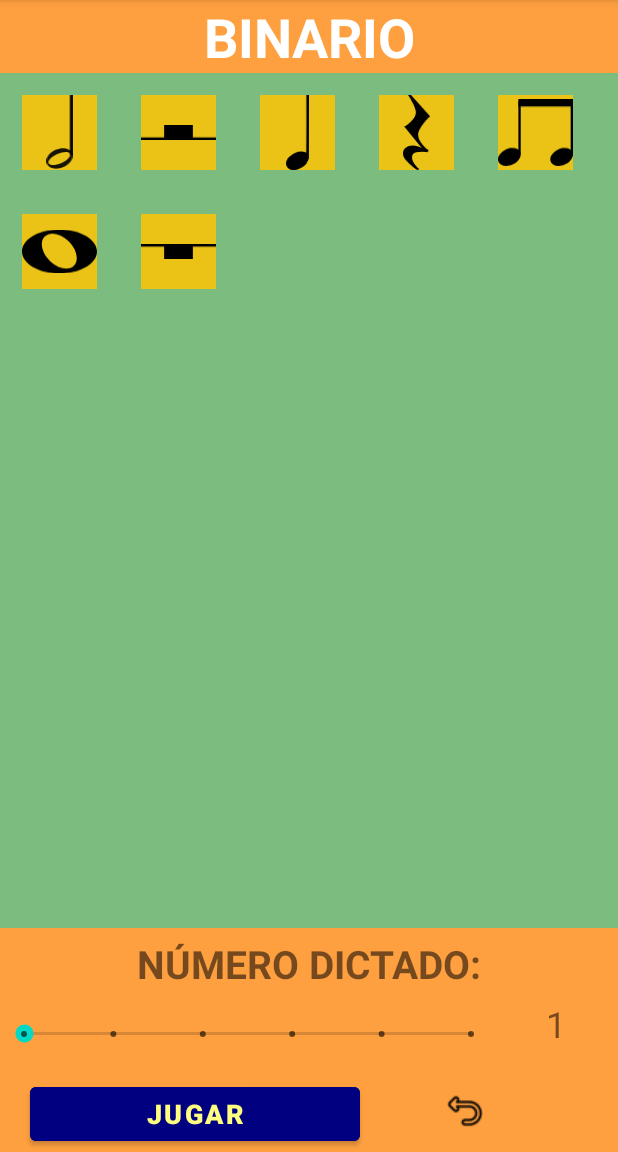
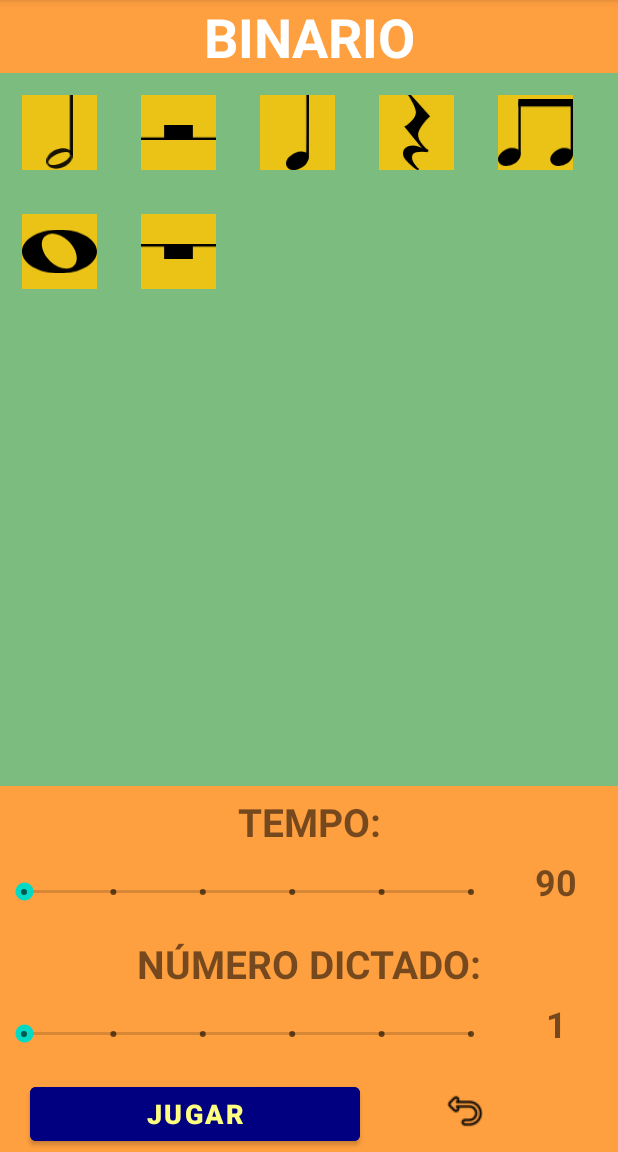
Before and after one commit to EnriqueM00/RHYTHMON, an Android app: the Preconfig screen opened directly, with no data from a screen before it, on a phone screen of 412 x 824 dp, the part 84-1236 px from its top. Run offline under Robolectric (Android 15) with nearby library versions, the phone set to English and light mode, and no system bars; 1 statement that could not run was skipped.

Commit message:
Actualizacion. - Preconfig Terminada (SeekBar Tempo y los Bundle) - Pasar por Bundle al Minijuego el tempo, dictados y codAlumno. - Pasar del inicio de usuario el codAlumno.

```diff
--- a/app/src/main/java/com/example/rhythmon/InicioUsuario.java
+++ b/app/src/main/java/com/example/rhythmon/InicioUsuario.java
@@ -40,6 +40,9 @@ public class InicioUsuario extends AppCompatActivity {
                     if (a.getId_user().equals(user)){
                         if (a.getContraseña().equals(password)){
                             Intent i = new Intent(InicioUsuario.this, Preconfig.class);
+                            Bundle b = new Bundle();
+                            b.putInt("codAlumno",a.getCodAlumno());
+                            i.putExtras(b);
                             startActivity(i);
                         }
                         else{
--- a/app/src/main/java/com/example/rhythmon/Preconfig.java
+++ b/app/src/main/java/com/example/rhythmon/Preconfig.java
@@ -17,16 +17,22 @@ import android.widget.TextView;
 
 public class Preconfig extends AppCompatActivity {
 
+    private int codAlumno;
     private ScrollView scrollBinario;
     private TableLayout tableBinario;
     private Button btnJugar;
-    private SeekBar seekBar;
-    private TextView tvSeekBarProgres;
+    private SeekBar seekBarDictados, seekBarTempo;
+    private TextView tvSeekBarDictados, tvSeekBarTempo;
+    private final int minValue = 90, maxValue = 140, intervalo = 10;
+    private final int numIntervalos = (maxValue - minValue) / intervalo;
 
     @Override
     protected void onCreate(Bundle savedInstanceState) {
         super.onCreate(savedInstanceState);
         setContentView(R.layout.activity_preconfig);
+
+        Bundle b = getIntent().getExtras();
+        codAlumno = b.getInt("codAlumno");
 
         scrollBinario = findViewById(R.id.scroll_binario);
         scrollBinario.setVisibility(View.VISIBLE);
@@ -34,25 +40,59 @@ public class Preconfig extends AppCompatActivity {
 
         tableBinario = findViewById(R.id.table_bin);
 
-        tvSeekBarProgres = findViewById(R.id.tv_seekBar);
-        tvSeekBarProgres.setText("1");
-        seekBar = findViewById(R.id.seekBar_Dictado);
+        tvSeekBarDictados = findViewById(R.id.tv_seekBar_dictado);
+        tvSeekBarDictados.setText("1");
+        seekBarDictados = findViewById(R.id.seekBar_Dictado);
 
-        seekBar.setOnSeekBarChangeListener(new SeekBar.OnSeekBarChangeListener() {
+        seekBarDictados.setOnSeekBarChangeListener(new SeekBar.OnSeekBarChangeListener() {
             @Override
-            public void onStopTrackingTouch(SeekBar seekBar) { /* TODO Auto-generated method stub */ }
+            public void onStopTrackingTouch(SeekBar seekBar) { }
             @Override
-            public void onStartTrackingTouch(SeekBar seekBar) { /* TODO Auto-generated method stub */ }
+            public void onStartTrackingTouch(SeekBar seekBar) { }
             @Override
             public void onProgressChanged(SeekBar seekBar, int progress, boolean fromUser) {
-                tvSeekBarProgres.setText(Integer.toString(progress));
+                tvSeekBarDictados.setText(Integer.toString(progress));
             }
         });
 
-        CrearImageButtonsFormulasRitmicas();
+        tvSeekBarTempo = findViewById(R.id.tv_seekBar_tempo);
+        tvSeekBarTempo.setText("90");
+        seekBarTempo = findViewById(R.id.seekBar_Tempo);
+        seekBarTempo.setMax(numIntervalos);
+
+        seekBarTempo.setOnSeekBarChangeListener(new SeekBar.OnSeekBarChangeListener() {
+            @Override
+            public void onProgressChanged(SeekBar seekBar, int progress, boolean fromUser) {
+                int valor = minValue + (progress * intervalo);
+                tvSeekBarTempo.setText(Integer.toString(valor));
+            }
+            @Override
+            public void onStartTrackingTouch(SeekBar seekBar) { }
+            @Override
+            public void onStopTrackingTouch(SeekBar seekBar) { }
+        });
+
+        CrearImageViewFormulasRitmicas();
+
+        btnJugar = findViewById(R.id.btnJugarConfig);
+        btnJugar.setOnClickListener(new View.OnClickListener() {
+            @Override
+            public void onClick(View v) {
+                int tempo = Integer.parseInt(tvSeekBarTempo.getText().toString());
+                int dictados = Integer.parseInt(tvSeekBarDictados.getText().toString());
+                Intent i = new Intent(Preconfig.this, MiniJuego.class);
+                Bundle b = new Bundle();
+                b.putInt("tempo",tempo);
+                b.putInt("dictados", dictados);
+                b.putInt("codAlumno", codAlumno);
+                i.putExtras(b);
+                startActivity(i);
+            }
+        });
+
     }
 
-    private void CrearImageButtonsFormulasRitmicas() {
+    private void CrearImageViewFormulasRitmicas() {
         ImageView imageViewsFormulas[] = new ImageView[FormulasRitmicas.values().length];
         int elementosFilaActualBin = 0;
         TableRow rowBinActual = new TableRow(this);
@@ -79,7 +119,7 @@ public class Preconfig extends AppCompatActivity {
 
             //Lo añadimos al scroll correspondiente
 
-                rowBinActual.addView(imageViewsFormulas[i]); //Aqui añadimos el objeto creado (IV)
+                rowBinActual.addView(imageViewsFormulas[i]); //Aqui añadimos el objeto creado IV (ImageView)
                 elementosFilaActualBin++;
                 if (elementosFilaActualBin == formulasPorFila) { //Añadimos la fila completa a la tabla y creamos otra
                     tableBinario.addView(rowBinActual);
@@ -99,10 +139,5 @@ public class Preconfig extends AppCompatActivity {
         return (int) Math.floor(TypedValue.applyDimension(TypedValue.COMPLEX_UNIT_DIP, dp, r.getDisplayMetrics()));
     }
 
-    public void jugar(View view){
-        Intent i = new Intent(this, MiniJuego.class);
-        startActivity(i);
-    }
-
     public void volverPreConfig(View view){ finish(); }
 }
--- a/app/src/main/res/layout/activity_preconfig.xml
+++ b/app/src/main/res/layout/activity_preconfig.xml
@@ -59,6 +59,41 @@
         </LinearLayout>
 
         <TextView
+            android:id="@+id/tvTempo"
+            android:layout_width="match_parent"
+            android:layout_height="47dp"
+            android:gravity="center_horizontal|center"
+            android:text="TEMPO:"
+            android:textSize="26sp"
+            android:textStyle="bold" />
+
+        <LinearLayout
+            android:id="@+id/lh_seekBar_Tempo"
+            android:layout_width="match_parent"
+            android:layout_height="wrap_content"
+            android:orientation="horizontal">
+
+            <SeekBar
+                android:id="@+id/seekBar_Tempo"
+                style="@style/Widget.AppCompat.SeekBar.Discrete"
+                android:layout_width="match_parent"
+                android:layout_height="47dp"
+                android:layout_weight="0.2"
+                android:max="5"
+                android:min="0"
+                android:progress="0" />
+
+            <TextView
+                android:id="@+id/tv_seekBar_tempo"
+                android:layout_width="match_parent"
+                android:layout_height="match_parent"
+                android:layout_weight="0.8"
+                android:textAlignment="center"
+                android:textSize="24sp"
+                android:textStyle="bold"/>
+        </LinearLayout>
+
+        <TextView
             android:id="@+id/tvNumDictado"
             android:layout_width="match_parent"
             android:layout_height="47dp"
@@ -68,7 +103,7 @@
             android:textStyle="bold" />
 
         <LinearLayout
-            android:id="@+id/ll_seekBar_4"
+            android:id="@+id/lh_seekBar_Dictado"
             android:layout_width="match_parent"
             android:layout_height="wrap_content"
             android:orientation="horizontal">
@@ -81,16 +116,17 @@
                 android:layout_weight="0.2"
                 android:min="1"
                 android:max="5"
-                android:progress="1"
+                android:progress="0"
                 android:visibility="visible" />
 
             <TextView
-                android:id="@+id/tv_seekBar"
+                android:id="@+id/tv_seekBar_dictado"
                 android:layout_width="match_parent"
                 android:layout_height="match_parent"
                 android:layout_weight="0.8"
                 android:textAlignment="center"
-                android:textSize="24sp" />
+                android:textSize="24sp"
+                android:textStyle="bold"/>
         </LinearLayout>
 
         <LinearLayout
@@ -114,13 +150,14 @@
                 android:textStyle="bold" />
 
             <ImageButton
-                android:id="@+id/imageButton"
+                android:id="@+id/btnAtrasPreconfig"
                 android:layout_width="100dp"
                 android:layout_height="wrap_content"
+                android:layout_marginTop="5dp"
+                android:layout_marginBottom="1dp"
                 android:backgroundTint="#00FFFFFF"
-                app:srcCompat="@drawable/volver"
-                android:layout_marginTop="5dp"
-                android:layout_marginBottom="1dp"/>
+                android:onClick="volverPreConfig"
+                app:srcCompat="@drawable/volver" />
         </LinearLayout>
 
     </LinearLayout>
```
Also changed, not shown: app/src/main/java/com/example/rhythmon/MiniJuego.java (+7 -0 lines), app/src/main/res/layout/activity_custom_ritmo.xml (deleted, +0 -112 lines).
